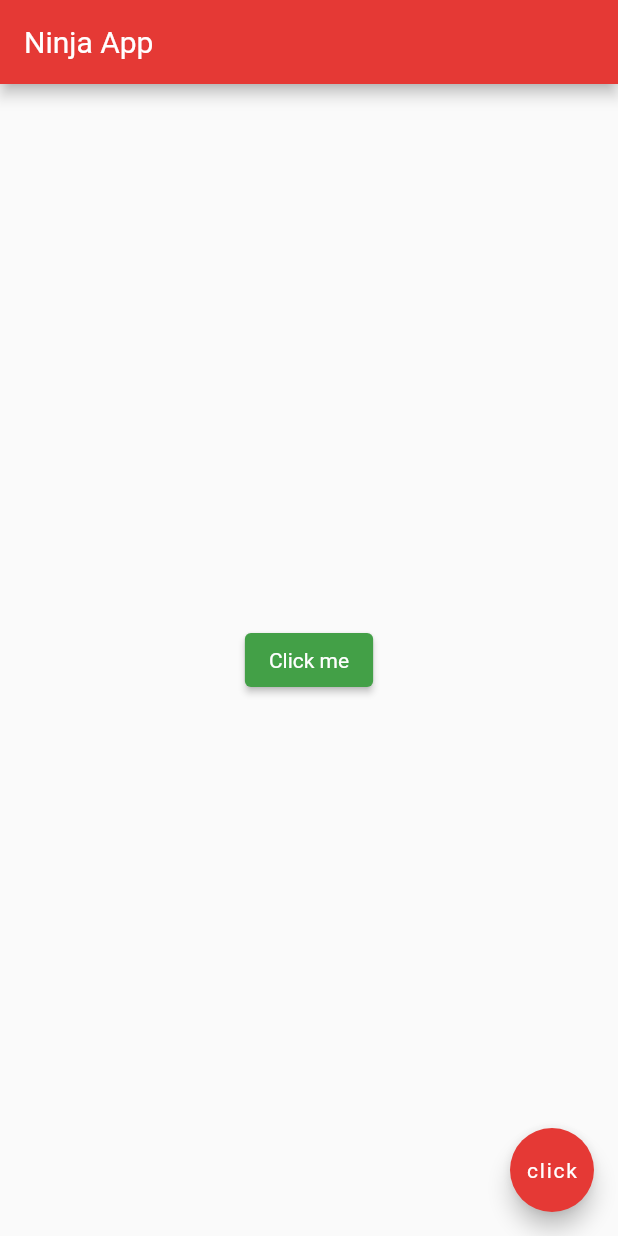
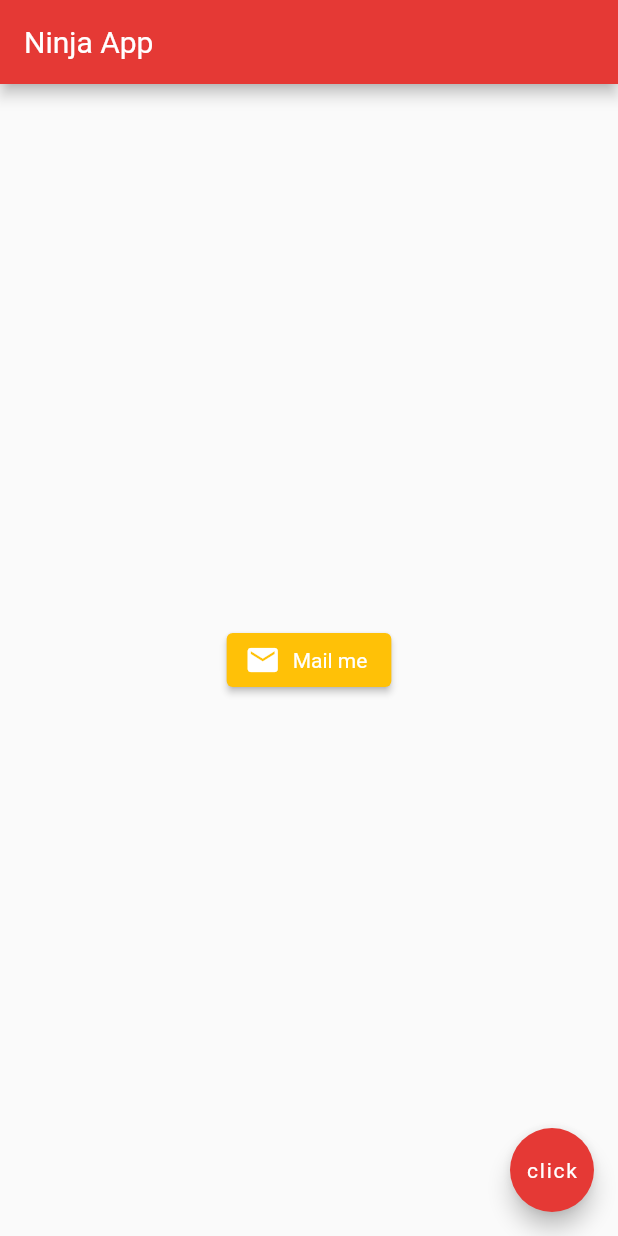
Before and after one commit to ericgross83/netninja-flutter-tutorial, a Flutter app: the screen it shows after launch, on a phone screen of 412 x 824 dp. Run offline on Flutter 3.47's test engine with Material 2 defaults, Android fonts, the light colour scheme and no system bars.

Commit message:
Add Lesson code

```diff
--- a/lib/main.dart
+++ b/lib/main.dart
@@ -13,10 +13,12 @@ class Home extends StatelessWidget {
         backgroundColor: Colors.red[600],
       ),
       body: Center(
-        child: ElevatedButton(
-            onPressed: () {},
-            child: Text('Click me'),
-            style: ElevatedButton.styleFrom(primary: Colors.green[600])),
+        child: ElevatedButton.icon(
+          onPressed: () {},
+          icon: Icon(Icons.mail),
+          label: Text('Mail me'),
+          style: ElevatedButton.styleFrom(primary: Colors.amber),
+        ),
       ),
       floatingActionButton: FloatingActionButton(
           backgroundColor: Colors.red[600],
```
